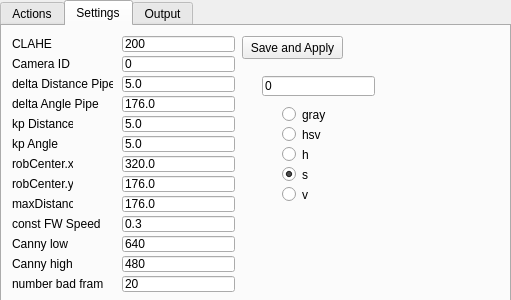
The window that Hanse/Behaviour_PipeFollowing/pipefollowingform.ui (iti-luebeck/HANSE2011) describes before a commit, drawn with Qt 5.
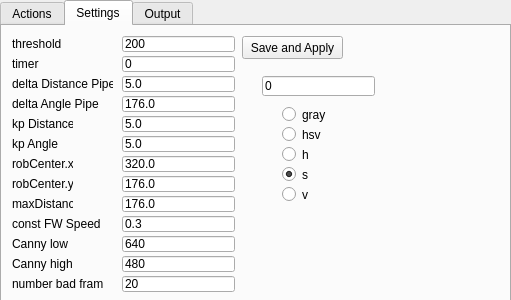
The same window after the commit.

What changed in the file:
```diff
--- a/Hanse/Behaviour_PipeFollowing/pipefollowingform.ui
+++ b/Hanse/Behaviour_PipeFollowing/pipefollowingform.ui
@@ -160,7 +160,7 @@
       </rect>
      </property>
      <property name="text">
-      <string>CLAHE</string>
+      <string>threshold</string>
      </property>
     </widget>
     <widget class="QLineEdit" name="cameraID_LineEdit">
@@ -186,7 +186,7 @@
       </rect>
      </property>
      <property name="text">
-      <string>Camera ID</string>
+      <string>timer</string>
      </property>
     </widget>
     <widget class="QLabel" name="deltaDistPipeLabel">
```
Left out of the diff: 4 changed lines with no effect on the pictures.
